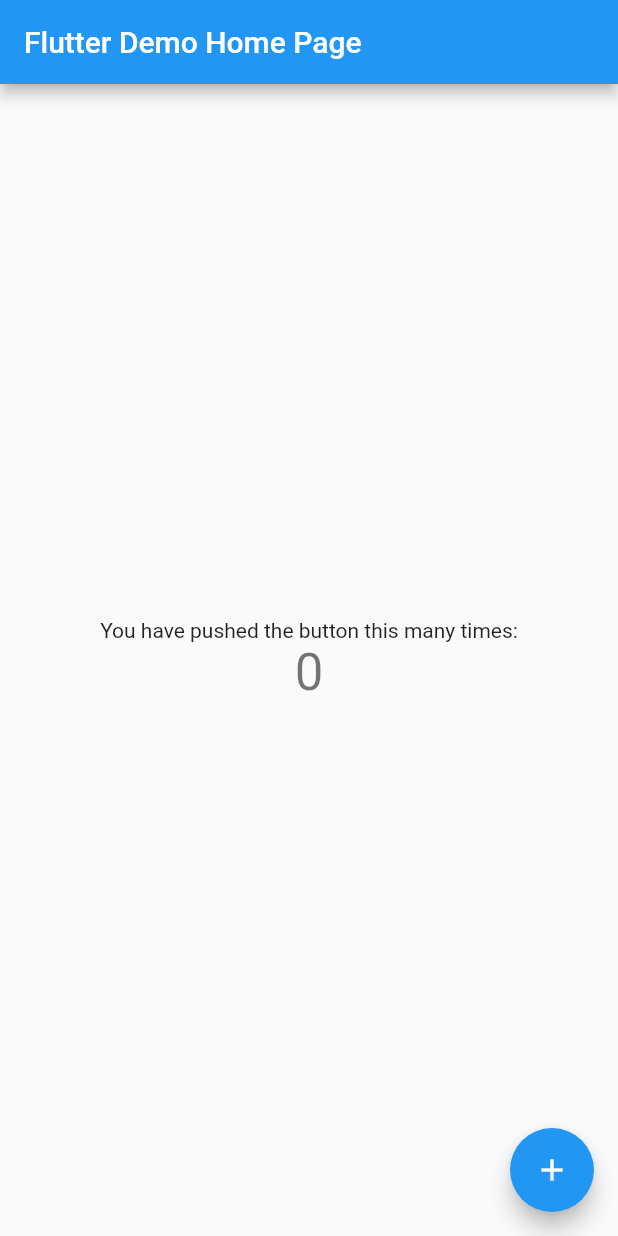
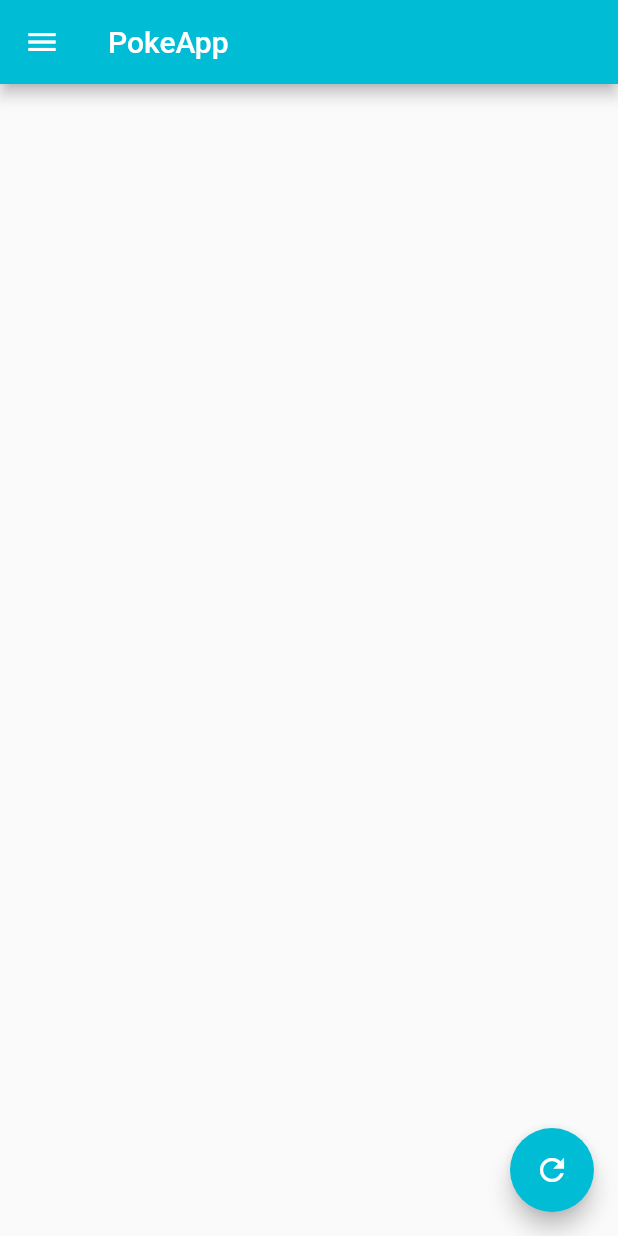
Before and after one commit to amy6/pokemon, a Flutter app: the screen it shows after launch, on a phone screen of 412 x 824 dp. Run offline on Flutter 3.47's test engine with Material 2 defaults, Android fonts, the phone set to English and light mode, and no system bars.

Commit message:
modify home page ui

```diff
--- a/lib/main.dart
+++ b/lib/main.dart
@@ -1,109 +1,23 @@
 import 'package:flutter/material.dart';
 
-void main() => runApp(new MyApp());
+void main() => runApp(MaterialApp(
+  title: "PokeApp",
+  home: HomePage(),
+  debugShowCheckedModeBanner: false,
+));
 
-class MyApp extends StatelessWidget {
-  // This widget is the root of your application.
+class HomePage extends StatelessWidget {
   @override
   Widget build(BuildContext context) {
-    return new MaterialApp(
-      title: 'Flutter Demo',
-      theme: new ThemeData(
-        // This is the theme of your application.
-        //
-        // Try running your application with "flutter run". You'll see the
-        // application has a blue toolbar. Then, without quitting the app, try
-        // changing the primarySwatch below to Colors.green and then invoke
-        // "hot reload" (press "r" in the console where you ran "flutter run",
-        // or press Run > Flutter Hot Reload in IntelliJ). Notice that the
-        // counter didn't reset back to zero; the application is not restarted.
-        primarySwatch: Colors.blue,
+    return Scaffold(
+      appBar: AppBar(
+        title: Text("PokeApp"),
+        backgroundColor: Colors.cyan,
       ),
-      home: new MyHomePage(title: 'Flutter Demo Home Page'),
+      drawer: Drawer(),
+      floatingActionButton: FloatingActionButton(onPressed: () {},
+      backgroundColor: Colors.cyan,
+      child: Icon(Icons.refresh)),
     );
   }
 }
-
-class MyHomePage extends StatefulWidget {
-  MyHomePage({Key key, this.title}) : super(key: key);
-
-  // This widget is the home page of your application. It is stateful, meaning
-  // that it has a State object (defined below) that contains fields that affect
-  // how it looks.
-
-  // This class is the configuration for the state. It holds the values (in this
-  // case the title) provided by the parent (in this case the App widget) and
-  // used by the build method of the State. Fields in a Widget subclass are
-  // always marked "final".
-
-  final String title;
-
-  @override
-  _MyHomePageState createState() => new _MyHomePageState();
-}
-
-class _MyHomePageState extends State<MyHomePage> {
-  int _counter = 0;
-
-  void _incrementCounter() {
-    setState(() {
-      // This call to setState tells the Flutter framework that something has
-      // changed in this State, which causes it to rerun the build method below
-      // so that the display can reflect the updated values. If we changed
-      // _counter without calling setState(), then the build method would not be
-      // called again, and so nothing would appear to happen.
-      _counter++;
-    });
-  }
-
-  @override
-  Widget build(BuildContext context) {
-    // This method is rerun every time setState is called, for instance as done
-    // by the _incrementCounter method above.
-    //
-    // The Flutter framework has been optimized to make rerunning build methods
-    // fast, so that you can just rebuild anything that needs updating rather
-    // than having to individually change instances of widgets.
-    return new Scaffold(
-      appBar: new AppBar(
-        // Here we take the value from the MyHomePage object that was created by
-        // the App.build method, and use it to set our appbar title.
-        title: new Text(widget.title),
-      ),
-      body: new Center(
-        // Center is a layout widget. It takes a single child and positions it
-        // in the middle of the parent.
-        child: new Column(
-          // Column is also layout widget. It takes a list of children and
-          // arranges them vertically. By default, it sizes itself to fit its
-          // children horizontally, and tries to be as tall as its parent.
-          //
-          // Invoke "debug paint" (press "p" in the console where you ran
-          // "flutter run", or select "Toggle Debug Paint" from the Flutter tool
-          // window in IntelliJ) to see the wireframe for each widget.
-          //
-          // Column has various properties to control how it sizes itself and
-          // how it positions its children. Here we use mainAxisAlignment to
-          // center the children vertically; the main axis here is the vertical
-          // axis because Columns are vertical (the cross axis would be
-          // horizontal).
-          mainAxisAlignment: MainAxisAlignment.center,
-          children: <Widget>[
-            new Text(
-              'You have pushed the button this many times:',
-            ),
-            new Text(
-              '$_counter',
-              style: Theme.of(context).textTheme.display1,
-            ),
-          ],
-        ),
-      ),
-      floatingActionButton: new FloatingActionButton(
-        onPressed: _incrementCounter,
-        tooltip: 'Increment',
-        child: new Icon(Icons.add),
-      ), // This trailing comma makes auto-formatting nicer for build methods.
-    );
-  }
-}
```
Also changed, not shown: 1 other file.
